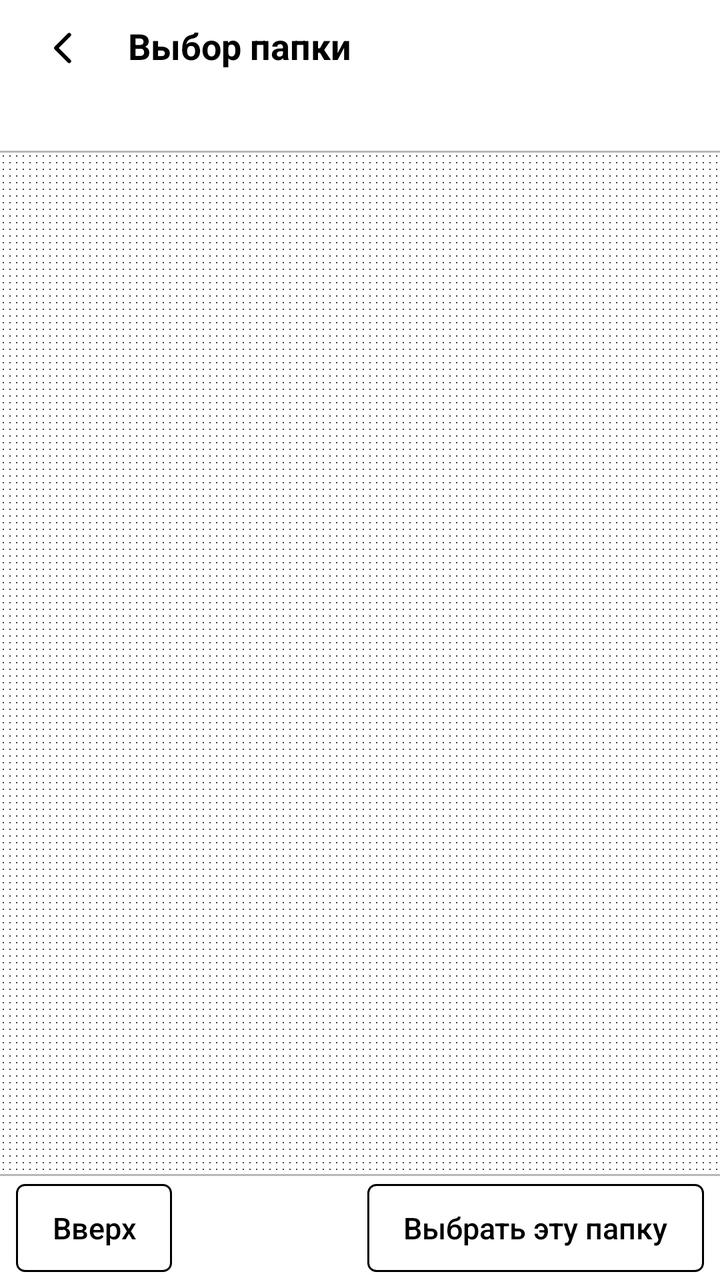
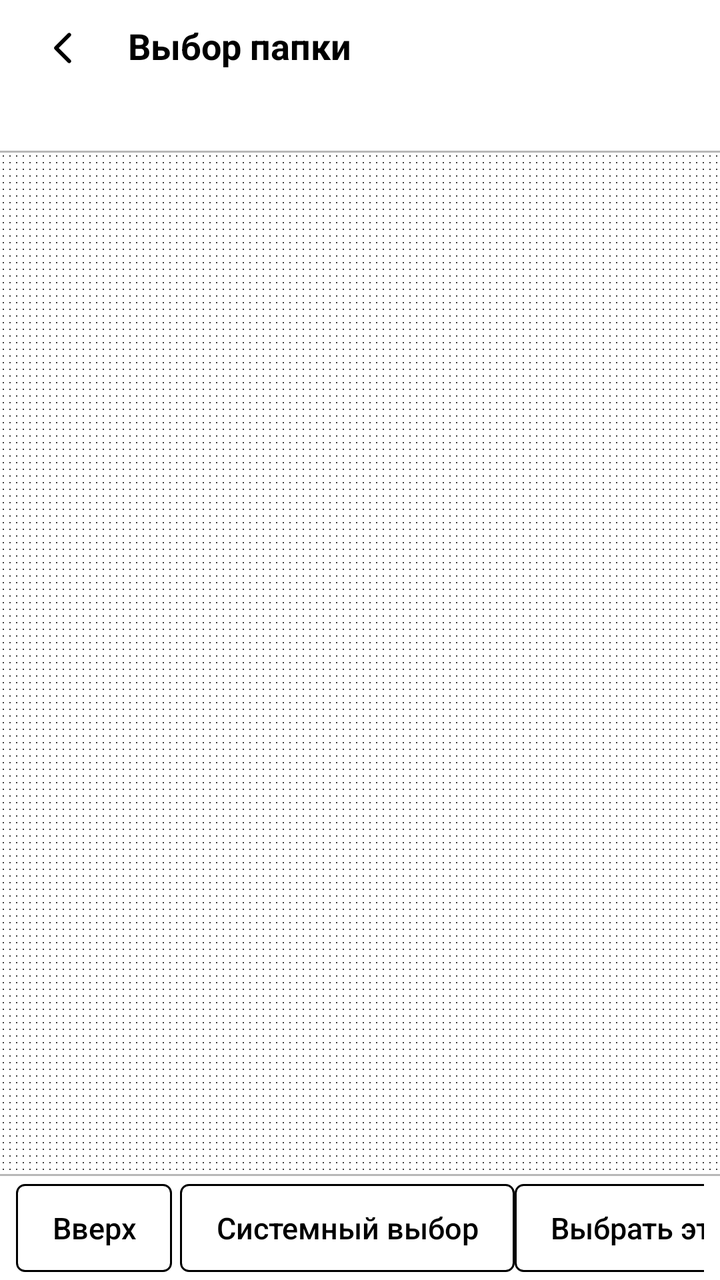

The first picture is an Android layout as it rendered before a commit; the second is the same layout after the commit. The layout source and the unified diff follow.
<!-- AndroidManifest.xml: application theme AppTheme -->
<!-- res/layout/activity_folder_browser.xml -->
<?xml version="1.0" encoding="utf-8"?>
<LinearLayout xmlns:android="http://schemas.android.com/apk/res/android"
    android:layout_width="match_parent"
    android:layout_height="match_parent"
    android:orientation="vertical"
    android:background="@color/paper">

    <LinearLayout
        android:layout_width="match_parent"
        android:layout_height="wrap_content"
        android:orientation="horizontal"
        android:gravity="center_vertical"
        android:minHeight="@dimen/tab_min_h"
        android:paddingLeft="@dimen/space_s"
        android:paddingRight="@dimen/list_pad_h">

        <ImageButton
            android:id="@+id/fb_back"
            android:layout_width="@dimen/touch_min"
            android:layout_height="@dimen/touch_min"
            android:background="@null"
            android:src="@drawable/ic_back"
            android:tint="@color/ink"
            android:contentDescription="@string/action_up" />

        <TextView
            android:id="@+id/fb_title"
            style="@style/Text.Title"
            android:layout_width="wrap_content"
            android:layout_height="wrap_content"
            android:layout_marginLeft="@dimen/space_s"
            android:text="@string/title_pick_folder" />
    </LinearLayout>

    <TextView
        android:id="@+id/fb_path"
        style="@style/Text.Meta"
        android:layout_width="match_parent"
        android:layout_height="wrap_content"
        android:paddingLeft="@dimen/list_pad_h"
        android:paddingRight="@dimen/list_pad_h"
        android:paddingTop="@dimen/space_xs"
        android:paddingBottom="@dimen/space_s"
        android:singleLine="true"
        android:ellipsize="start" />

    <View
        android:layout_width="match_parent"
        android:layout_height="@dimen/divider_h"
        android:background="@color/divider" />

    <ListView
        android:id="@+id/fb_list"
        android:layout_width="match_parent"
        android:layout_height="0dp"
        android:layout_weight="1"
        android:background="@drawable/dither"
        android:cacheColorHint="#00000000"
        android:divider="@color/divider"
        android:dividerHeight="@dimen/divider_h"
        android:scrollbars="none" />

    <View
        android:layout_width="match_parent"
        android:layout_height="@dimen/divider_h"
        android:background="@color/divider" />

    <LinearLayout
        android:layout_width="match_parent"
        android:layout_height="wrap_content"
        android:orientation="horizontal"
        android:gravity="center_vertical"
        android:paddingLeft="@dimen/space_s"
        android:paddingRight="@dimen/space_s"
        android:paddingTop="@dimen/space_xs"
        android:paddingBottom="@dimen/space_xs">

        <Button
            android:id="@+id/fb_up"
            style="@style/Button"
            android:layout_width="wrap_content"
            android:layout_height="wrap_content"
            android:text="@string/action_up" />

        <View
            android:layout_width="0dp"
            android:layout_height="1dp"
            android:layout_weight="1" />

        <Button
            android:id="@+id/fb_pick"
            style="@style/Button"
            android:layout_width="wrap_content"
            android:layout_height="wrap_content"
            android:text="@string/action_pick_this_folder" />
    </LinearLayout>
</LinearLayout>
<!-- resources referenced by this layout -->
<resources>
  <color name="divider">#FFB8B8B8</color>
  <color name="ink">#FF000000</color>
  <color name="paper">#FFFFFFFF</color>
  <dimen name="divider_h">1dp</dimen>
  <dimen name="list_pad_h">12dp</dimen>
  <dimen name="space_s">8dp</dimen>
  <dimen name="space_xs">4dp</dimen>
  <dimen name="tab_min_h">44dp</dimen>
  <dimen name="touch_min">48dp</dimen>
  <!-- drawable dither (drawable) -->
  <?xml version="1.0" encoding="utf-8"?>
  <bitmap xmlns:android="http://schemas.android.com/apk/res/android"
      android:src="@drawable/dither_dot"
      android:tileMode="repeat" />
  <!-- drawable ic_back (drawable) -->
  <?xml version="1.0" encoding="utf-8"?>
  <vector xmlns:android="http://schemas.android.com/apk/res/android"
      android:width="24dp" android:height="24dp"
      android:viewportWidth="24" android:viewportHeight="24">
      <path android:pathData="M14.6 5.4 8 12l6.6 6.6" android:strokeColor="@color/icon" android:strokeWidth="1.9" android:strokeLineCap="round" android:strokeLineJoin="round" android:fillColor="#00000000" />
  </vector>
  <string name="action_pick_this_folder">Выбрать эту папку</string>
  <string name="action_up">Вверх</string>
  <string name="title_pick_folder">Выбор папки</string>
  <style name="Text.Meta" parent="Text">
          <item name="android:textSize">@dimen/text_meta</item>
          <item name="android:textColor">@color/ink_secondary</item>
      </style>
  <style name="Text.Title" parent="Text">
          <item name="android:textSize">@dimen/text_title</item>
          <item name="android:textStyle">bold</item>
      </style>
  <color name="icon">#FF444444</color>
  <!-- drawable sel_button (drawable) -->
  <?xml version="1.0" encoding="utf-8"?>
  <selector xmlns:android="http://schemas.android.com/apk/res/android">
      <item android:state_enabled="false" android:drawable="@drawable/bg_button_off" />
      <item android:state_pressed="true" android:drawable="@drawable/bg_button_pressed" />
      <item android:drawable="@drawable/bg_button" />
  </selector>
  <color name="button_ink">#FF000000</color>
  <dimen name="text_body">15sp</dimen>
  <dimen name="button_min_h">44dp</dimen>
  <dimen name="button_pad_h">18dp</dimen>
  <style name="Text">
          <item name="android:textColor">@color/ink</item>
          <item name="android:includeFontPadding">false</item>
      </style>
  <dimen name="text_meta">13sp</dimen>
  <color name="ink_secondary">#FF444444</color>
  <dimen name="text_title">18sp</dimen>
  <color name="input_hint">#FF777777</color>
  <!-- drawable bg_button_off (drawable) -->
  <?xml version="1.0" encoding="utf-8"?>
  <shape xmlns:android="http://schemas.android.com/apk/res/android"
      android:shape="rectangle">
      <solid android:color="@color/button_bg_disabled" />
      <stroke android:width="1dp" android:color="@color/divider_strong" />
      <corners android:radius="4dp" />
  </shape>
  <!-- drawable bg_button_pressed (drawable) -->
  <?xml version="1.0" encoding="utf-8"?>
  <shape xmlns:android="http://schemas.android.com/apk/res/android"
      android:shape="rectangle">
      <solid android:color="@color/button_bg_pressed" />
      <stroke android:width="1dp" android:color="@color/button_border" />
      <corners android:radius="4dp" />
  </shape>
  <!-- drawable bg_button (drawable) -->
  <?xml version="1.0" encoding="utf-8"?>
  <shape xmlns:android="http://schemas.android.com/apk/res/android"
      android:shape="rectangle">
      <solid android:color="@color/button_bg" />
      <stroke android:width="1dp" android:color="@color/button_border" />
      <corners android:radius="4dp" />
  </shape>
  <color name="button_bg_disabled">#FFEDEDED</color>
  <color name="divider_strong">#FF666666</color>
  <color name="button_bg_pressed">#FFD0D0D0</color>
  <color name="button_border">#FF000000</color>
  <color name="button_bg">#FFFFFFFF</color>
  <!-- unchanged entries left out for length: 4 -->
</resources>

<!-- the commit's change to res/layout/activity_folder_browser.xml (unified diff, before → after) -->
@@ -82,6 +82,15 @@
             android:layout_height="wrap_content"
             android:text="@string/action_up" />
 
+        
+        <Button
+            android:id="@+id/fb_sys"
+            style="@style/Button"
+            android:layout_width="wrap_content"
+            android:layout_height="wrap_content"
+            android:layout_marginLeft="@dimen/space_xs"
+            android:text="@string/action_system_picker" />
+
         <View
             android:layout_width="0dp"
             android:layout_height="1dp"
<!-- resource entries referenced after the edit -->
@@ -22,6 +22,7 @@
       <path android:pathData="M14.6 5.4 8 12l6.6 6.6" android:strokeColor="@color/icon" android:strokeWidth="1.9" android:strokeLineCap="round" android:strokeLineJoin="round" android:fillColor="#00000000" />
   </vector>
   <string name="action_pick_this_folder">Выбрать эту папку</string>
+  <string name="action_system_picker">Системный выбор</string>
   <string name="action_up">Вверх</string>
   <string name="title_pick_folder">Выбор папки</string>
   <style name="Text.Meta" parent="Text">
